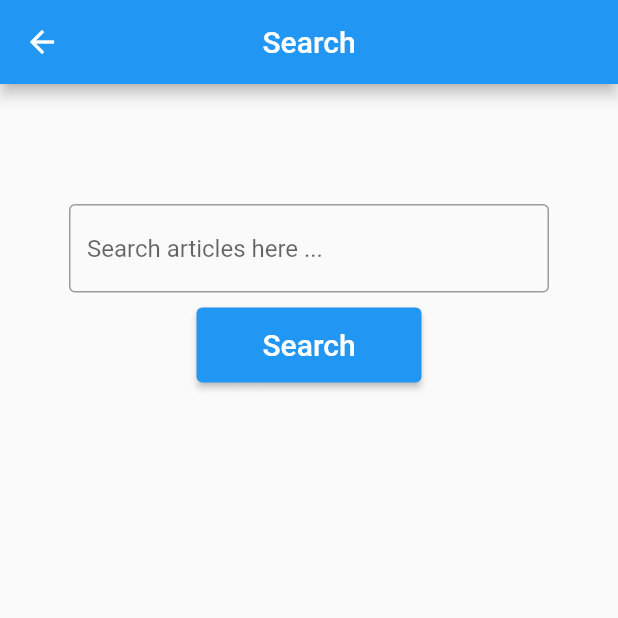
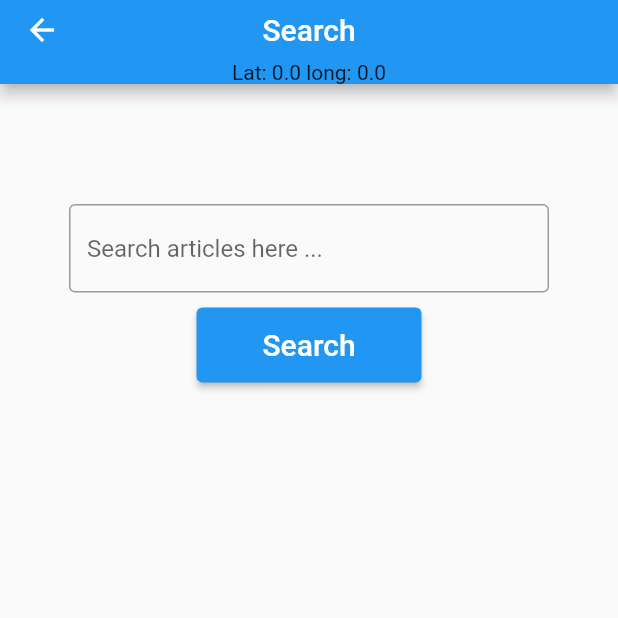
Before and after one commit to bashiryousufy/article_app, a Flutter app: the screen it shows after launch, after a tap on the "arrow forward ios" icon, on a phone screen of 412 x 824 dp, the top half of it. Run offline on Flutter 3.47's test engine with Material 2 defaults, Android fonts, the phone set to English and light mode, and no system bars; our stand-ins replace geolocator, shared_preferences.

Commit message:
Added user location

```diff
--- a/lib/main.dart
+++ b/lib/main.dart
@@ -1,10 +1,13 @@
+import 'package:article_app/providers/location_provider.dart';
 import 'package:article_app/screens/articles_screen.dart';
 import 'package:article_app/screens/home_screen.dart';
 import 'package:article_app/screens/search_article_screen.dart';
 import 'package:flutter/material.dart';
+import 'package:provider/provider.dart';
 
-void main() {
+void main() async {
   WidgetsFlutterBinding.ensureInitialized();
+
   runApp(const MyApp());
 }
 
@@ -13,7 +16,13 @@ class MyApp extends StatelessWidget {
 
   @override
   Widget build(BuildContext context) {
-    return MaterialApp(
+    return MultiProvider(
+      providers: [
+        ChangeNotifierProvider(
+          create: (context) => LocationProvider(),
+        )
+      ],
+      child: MaterialApp(
         title: 'Article App',
         debugShowCheckedModeBanner: false,
         theme: ThemeData(
@@ -24,6 +33,7 @@ class MyApp extends StatelessWidget {
           '/search': (context) => const SearchArticleScreen(),
           '/list': (context) => const ArticleScreen(),
         },
+      ),
     );
   }
 }
--- /dev/null
+++ b/lib/providers/location_provider.dart
@@ -0,0 +1,38 @@
+import 'package:flutter/foundation.dart';
+import 'package:geolocator/geolocator.dart';
+
+class LocationProvider extends ChangeNotifier {
+  var _latLong = {"lat": 0.0, "long": 0.0};
+
+  get latLong => _latLong;
+
+  getLocation() async {
+    bool serviceEnabled;
+    LocationPermission permission;
+
+    serviceEnabled = await Geolocator.isLocationServiceEnabled();
+    if (!serviceEnabled) {
+      return Future.error('Location services are disabled');
+    }
+
+    permission = await Geolocator.checkPermission();
+    if (permission == LocationPermission.denied) {
+      permission = await Geolocator.requestPermission();
+      if (permission == LocationPermission.denied) {
+        return Future.error('Location permissions are denied');
+      }
+    }
+
+    if (permission == LocationPermission.deniedForever) {
+      return Future.error(
+          'Location permissions are permanently denied, we cannot request permissions.');
+    }
+
+    Position position = await Geolocator.getCurrentPosition(
+        desiredAccuracy: LocationAccuracy.high);
+
+    _latLong = {"lat": position.latitude, "long": position.longitude};
+
+    notifyListeners();
+  }
+}
--- a/lib/screens/articles_screen.dart
+++ b/lib/screens/articles_screen.dart
@@ -1,8 +1,11 @@
 import 'package:article_app/models/Article.dart';
+import 'package:article_app/providers/location_provider.dart';
 import 'package:article_app/services/article_service.dart';
+import 'package:article_app/widgets/app_bar_widget.dart';
 import 'package:flutter/material.dart';
 import 'package:flutter/src/widgets/framework.dart';
 import 'package:flutter/src/widgets/placeholder.dart';
+import 'package:provider/provider.dart';
 
 class ArticleScreen extends StatefulWidget {
   final String? query;
@@ -29,9 +32,9 @@ class _ArticleScreenState extends State<ArticleScreen> {
   @override
   Widget build(BuildContext context) {
     return Scaffold(
-      appBar: AppBar(
-        title: const Text('Articles'),
-        centerTitle: true,
+      appBar: PreferredSize(
+        preferredSize: Size.fromHeight(kToolbarHeight),
+        child: LocationAppBar(title: "Articles"),
       ),
       body: FutureBuilder(
         future: getArticles(),
--- a/lib/screens/home_screen.dart
+++ b/lib/screens/home_screen.dart
@@ -1,7 +1,10 @@
+import 'package:article_app/providers/location_provider.dart';
 import 'package:article_app/services/article_service.dart';
+import 'package:article_app/widgets/app_bar_widget.dart';
 import 'package:flutter/material.dart';
 import 'package:flutter/src/widgets/framework.dart';
 import 'package:flutter/src/widgets/placeholder.dart';
+import 'package:provider/provider.dart';
 
 import '../widgets/pageType_tile_widget.dart';
 
@@ -24,9 +27,9 @@ class HomeScreen extends StatelessWidget {
   @override
   Widget build(BuildContext context) {
     return Scaffold(
-      appBar: AppBar(
-        title: const Text('NYT'),
-        centerTitle: true,
+      appBar: PreferredSize(
+        preferredSize: Size.fromHeight(kToolbarHeight),
+        child: LocationAppBar(title: "NYT"),
       ),
       body: Column(
         children: [
--- a/lib/screens/search_article_screen.dart
+++ b/lib/screens/search_article_screen.dart
@@ -1,4 +1,5 @@
 import 'package:article_app/screens/articles_screen.dart';
+import 'package:article_app/widgets/app_bar_widget.dart';
 import 'package:flutter/material.dart';
 import 'package:flutter/src/widgets/framework.dart';
 import 'package:flutter/src/widgets/placeholder.dart';
@@ -11,9 +12,9 @@ class SearchArticleScreen extends StatelessWidget {
     final queryController = TextEditingController();
 
     return Scaffold(
-      appBar: AppBar(
-        title: const Text('Search'),
-        centerTitle: true,
+      appBar: PreferredSize(
+        preferredSize: Size.fromHeight(kToolbarHeight),
+        child: LocationAppBar(title: "Search"),
       ),
       body: Container(
         margin: const EdgeInsets.only(top: 80),
--- a/lib/services/article_service.dart
+++ b/lib/services/article_service.dart
@@ -1,6 +1,6 @@
 import 'dart:convert';
 import 'package:article_app/models/Article.dart';
-import 'package:article_app/services/article_cache.dart';
+import 'package:article_app/services/cache_service.dart';
 import 'package:http/http.dart' as http;
 import 'package:article_app/constants/config.dart';
 import 'package:shared_preferences/shared_preferences.dart';
@@ -10,8 +10,8 @@ class ArticleService {
 
   Future<List<Article>> getMostViewedArticles() async {
     try {
-      ArticleCache articleCache =
-          ArticleCache(await SharedPreferences.getInstance());
+      CacheService articleCache =
+          CacheService(await SharedPreferences.getInstance());
 
       List<Article> articles = await articleCache.getCachedArticles();
 
--- a/lib/services/article_cache.dart
+++ b/lib/services/cache_service.dart
@@ -3,10 +3,10 @@ import 'dart:convert';
 import 'package:article_app/models/Article.dart';
 import 'package:shared_preferences/shared_preferences.dart';
 
-class ArticleCache {
+class CacheService {
   late SharedPreferences? sharedPreferences;
 
-  ArticleCache(this.sharedPreferences);
+  CacheService(this.sharedPreferences);
 
   Future<List<Article>> getCachedArticles() async {
     try {
--- /dev/null
+++ b/lib/widgets/app_bar_widget.dart
@@ -0,0 +1,26 @@
+import 'package:article_app/providers/location_provider.dart';
+import 'package:flutter/material.dart';
+import 'package:provider/provider.dart';
+
+class LocationAppBar extends StatelessWidget {
+  String title;
+  LocationAppBar({super.key, required this.title});
+
+  @override
+  Widget build(BuildContext context) {
+    Provider.of<LocationProvider>(context, listen: false).getLocation();
+
+    return Consumer<LocationProvider>(
+      builder: (context, locationProvider, _) {
+        var latLong = locationProvider.latLong;
+        return AppBar(
+          title: Text(title),
+          centerTitle: true,
+          bottom: PreferredSize(
+              preferredSize: Size.fromHeight(10),
+              child: Text('Lat: ${latLong["lat"]} long: ${latLong["long"]}')),
+        );
+      },
+    );
+  }
+}
--- a/pubspec.yaml
+++ b/pubspec.yaml
@@ -17,6 +17,8 @@ dependencies:
   shared_preferences: ^2.1.1
 
   cupertino_icons: ^1.0.2
+  geolocator: ^9.0.2
+  geocoding: ^2.1.0
 
 dev_dependencies:
   flutter_test:
```
Also changed, not shown: pubspec.lock, 3 other files. Lines whose indentation alone changed are shown as unchanged.
